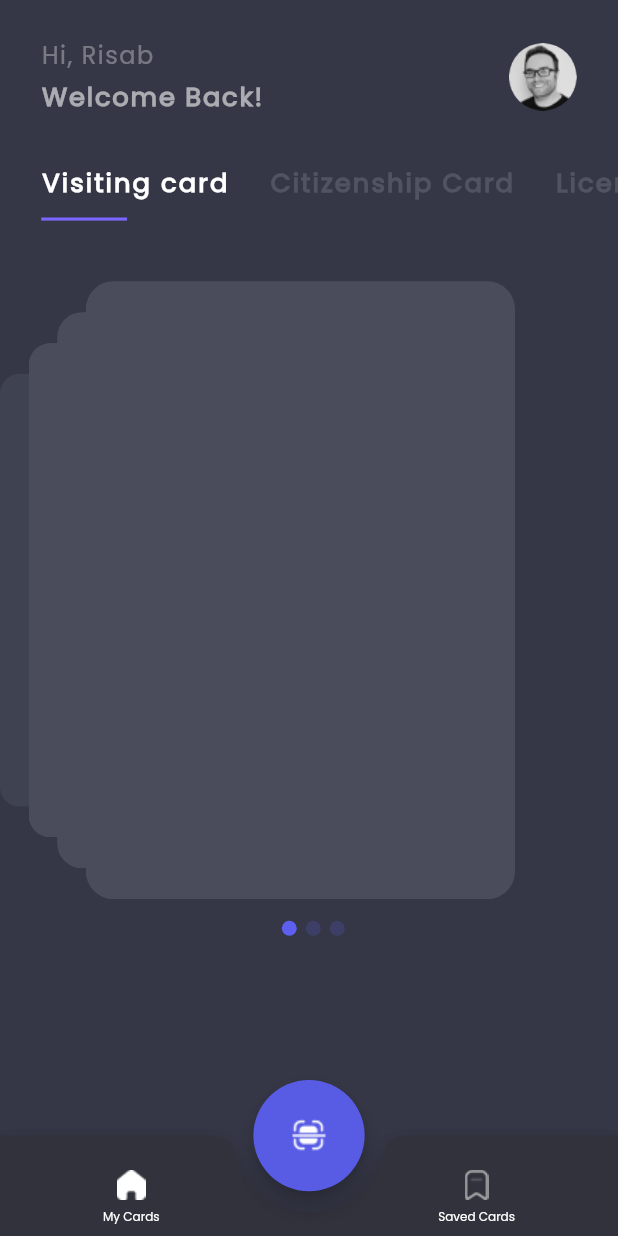
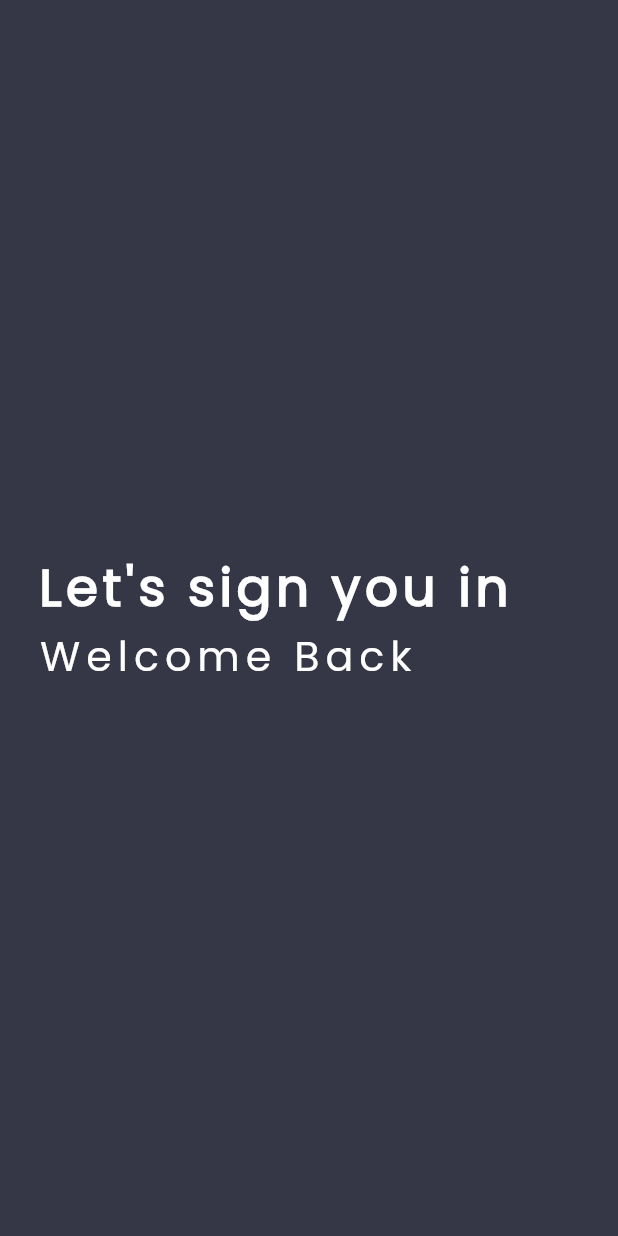
Before and after one commit to ziggy010/FYP_ESHARE, a Flutter app: the screen it shows after launch, on a phone screen of 412 x 824 dp. Run offline on Flutter 3.47's test engine with Material 2 defaults, Android fonts, the phone set to English and light mode, and no system bars; drawn by our look-alikes of card_swiper; our stand-ins replace flutter_screenutil, get.

Commit message:
login_page

```diff
--- a/lib/Main files/constant.dart
+++ b/lib/Main files/constant.dart
@@ -1,6 +1,6 @@
 import 'package:flutter/material.dart';
 
-const kBakgroundColor = Color(0xFF353746);
+const kBackgroundColor = Color(0xFF353746);
 const kNavbarColor = Color(0xFF464855);
 const kContainerColor = Color(0xFF49495C);
 const kSelectedColor = Color(0xFF585CE5);
--- a/lib/View/components/home_page_components/homepage_middle.dart
+++ b/lib/View/components/home_page_components/homepage_middle.dart
@@ -4,6 +4,7 @@ import 'package:e_share/Model/home_page_methods.dart';
 import 'package:e_share/View/my_detail_page.dart';
 import 'package:flutter/material.dart';
 import 'package:flutter_screenutil/flutter_screenutil.dart';
+import 'package:get/get.dart';
 
 class HomePageMid extends StatefulWidget {
   const HomePageMid({super.key});
@@ -85,7 +86,9 @@ class _HomePageMidState extends State<HomePageMid> {
               height: 453.h,
               child: Swiper(
                 onTap: (value) {
-                  Navigator.pushNamed(context, MyDetail.id);
+                  Get.toNamed(
+                    MyDetail.id,
+                  );
                 },
                 controller: _mySwipperController,
                 itemCount: 3,
--- /dev/null
+++ b/lib/View/components/login_page.dart
@@ -0,0 +1,27 @@
+import 'package:e_share/Main%20files/constant.dart';
+import 'package:e_share/View/components/login_page_components./login_top.dart';
+import 'package:flutter/material.dart';
+import 'package:flutter_screenutil/flutter_screenutil.dart';
+
+class LoginPage extends StatelessWidget {
+  const LoginPage({super.key});
+  static const String id = '/loginpage';
+
+  @override
+  Widget build(BuildContext context) {
+    return Scaffold(
+      backgroundColor: kBackgroundColor,
+      body: Padding(
+        padding: EdgeInsets.symmetric(
+          horizontal: 24.h,
+        ),
+        child: Column(
+          mainAxisAlignment: MainAxisAlignment.spaceEvenly,
+          children: [
+            LoginTop(),
+          ],
+        ),
+      ),
+    );
+  }
+}
--- /dev/null
+++ b/lib/View/components/login_page_components./login_top.dart
@@ -0,0 +1,35 @@
+import 'package:flutter/material.dart';
+import 'package:flutter_screenutil/flutter_screenutil.dart';
+
+class LoginTop extends StatelessWidget {
+  const LoginTop({super.key});
+
+  @override
+  Widget build(BuildContext context) {
+    return Column(
+      crossAxisAlignment: CrossAxisAlignment.start,
+      children: [
+        Text(
+          'Let\'s sign you in',
+          style: TextStyle(
+            fontFamily: 'poppins',
+            fontSize: 30.sp,
+            fontWeight: FontWeight.w600,
+            letterSpacing: 3,
+            color: Colors.white,
+          ),
+        ),
+        Text(
+          'Welcome Back',
+          style: TextStyle(
+            fontFamily: 'poppins',
+            fontSize: 24.sp,
+            fontWeight: FontWeight.normal,
+            letterSpacing: 4,
+            color: Colors.white,
+          ),
+        ),
+      ],
+    );
+  }
+}
--- a/lib/View/home_page.dart
+++ b/lib/View/home_page.dart
@@ -10,7 +10,7 @@ import 'components/main_components/bottom_navbar.dart';
 class HomePage extends StatefulWidget {
   const HomePage({super.key});
 
-  static const String id = 'Homepage';
+  static const String id = '/Homepage';
 
   @override
   State<HomePage> createState() => _HomePageState();
@@ -20,7 +20,7 @@ class _HomePageState extends State<HomePage> {
   @override
   Widget build(BuildContext context) {
     return Scaffold(
-      backgroundColor: kBakgroundColor,
+      backgroundColor: kBackgroundColor,
       body: SafeArea(
         bottom: false,
         child: Padding(
--- a/lib/View/my_detail_page.dart
+++ b/lib/View/my_detail_page.dart
@@ -4,16 +4,17 @@ import 'package:e_share/View/components/my_detail_components/my_detail_mid.dart'
 import 'package:e_share/View/components/my_detail_components/my_detail_top.dart';
 import 'package:flutter/material.dart';
 import 'package:flutter_screenutil/flutter_screenutil.dart';
+import 'package:get/get.dart';
 
 class MyDetail extends StatelessWidget {
   const MyDetail({super.key});
 
-  static const String id = 'MyDetail';
+  static const String id = '/MyDetail';
 
   @override
   Widget build(BuildContext context) {
     return Scaffold(
-      backgroundColor: kBakgroundColor,
+      backgroundColor: kBackgroundColor,
       appBar: AppBar(
         elevation: 0,
         backgroundColor: kNavbarColor,
--- a/lib/main.dart
+++ b/lib/main.dart
@@ -1,6 +1,8 @@
+import 'package:e_share/View/components/login_page.dart';
 import 'package:e_share/View/my_detail_page.dart';
 import 'package:flutter/material.dart';
 import 'package:flutter_screenutil/flutter_screenutil.dart';
+import 'package:get/route_manager.dart';
 
 import 'View/home_page.dart';
 
@@ -16,14 +18,15 @@ class MyApp extends StatelessWidget {
     return ScreenUtilInit(
       designSize: const Size(360, 800),
       builder: (context, child) {
-        return MaterialApp(
+        return GetMaterialApp(
           theme: ThemeData(fontFamily: 'poppins'),
           debugShowCheckedModeBanner: false,
-          initialRoute: HomePage.id,
-          routes: {
-            HomePage.id: (context) => HomePage(),
-            MyDetail.id: (context) => MyDetail(),
-          },
+          home: LoginPage(),
+          getPages: [
+            GetPage(name: HomePage.id, page: () => HomePage()),
+            GetPage(name: MyDetail.id, page: () => MyDetail()),
+            GetPage(name: LoginPage.id, page: () => LoginPage()),
+          ],
         );
       },
     );
--- a/pubspec.yaml
+++ b/pubspec.yaml
@@ -39,6 +39,7 @@ dependencies:
   flutter_screenutil: ^5.5.4
   card_swiper: ^2.0.4
   flutter_page_indicator: ^0.0.3
+  get: ^4.6.5
 
 dev_dependencies:
   flutter_test:
```
Also changed, not shown: pubspec.lock.
